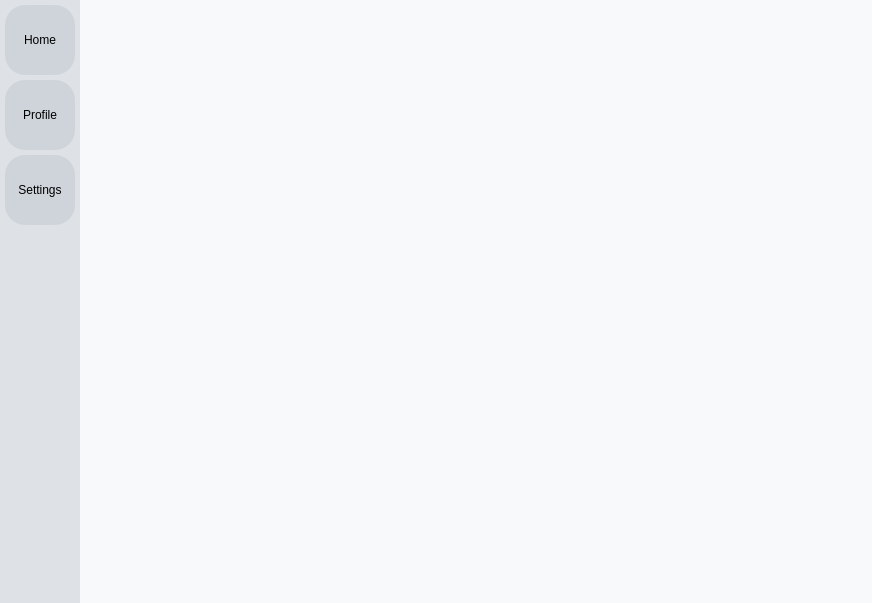
First picture: the form in copyclare/ui/main_window.ui, repository MotionInput/Team14-CopyClare, before the edit.
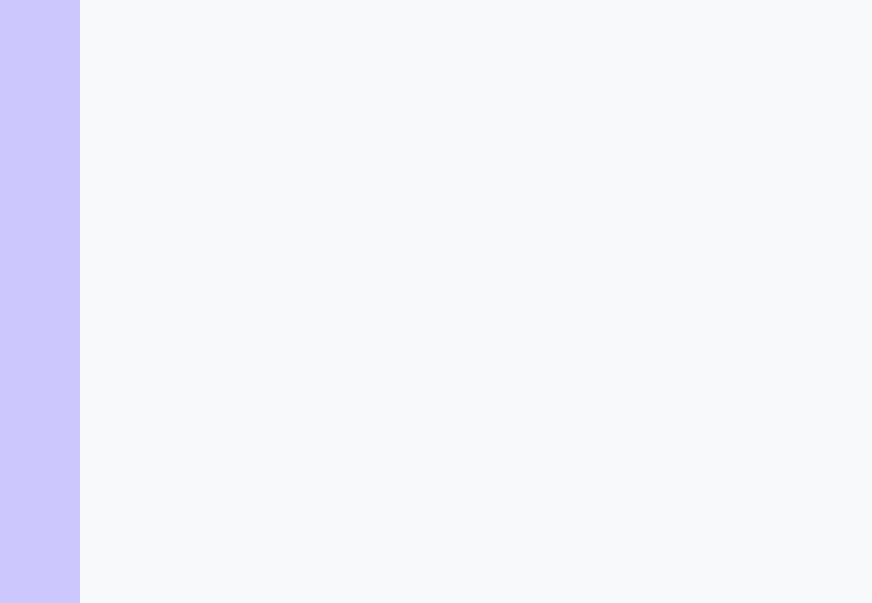
Second picture: the form after the edit. Icons and pictures are not drawn.

The edit to the form file:
```diff
--- a/copyclare/ui/main_window.ui
+++ b/copyclare/ui/main_window.ui
@@ -73,28 +73,9 @@
       </property>
       <property name="styleSheet">
        <string notr="true">QFrame{
-	background-color: #dee2e6;
-}
-QPushButton {
-	border: none;
-	background-color: #ced4da;
-	color: rgb(0,0,0);
-	border-radius: 20;
-	max-width: 70;
-	min-width: 70;
-	height: 70;
-	margin-left: 5;
-	margin-top: 5;
-}
+	background-color: #ccc7fd;
 
-QPushButton:hover {
-	background-color: #adb5bd;
-}
-
-QPushButton:pressed {
-	background-color: #dee2e6;
-}
-</string>
+}</string>
       </property>
       <property name="frameShape">
        <enum>QFrame::NoFrame</enum>
@@ -119,24 +100,116 @@
         <number>0</number>
        </property>
        <item>
-        <widget class="QPushButton" name="home_button">
+        <widget class="QPushButton" name="nav_button">
          <property name="text">
-          <string>Home</string>
+          <string/>
          </property>
-        </widget>
-       </item>
-       <item>
-        <widget class="QPushButton" name="settings_button">
-         <property name="text">
-          <string>Profile</string>
+         <property name="icon">
+          <iconset>
+           <normaloff>../../data/icon-navlines.png</normaloff>../../data/icon-navlines.png</iconset>
          </property>
+         <property name="iconSize">
+          <size>
+           <width>64</width>
+           <height>64</height>
+          </size>
+         </property>
+         <property name="flat">
+          <bool>true</bool>
+         </property>
         </widget>
        </item>
        <item>
-        <widget class="QPushButton" name="library_button">
-         <property name="text">
-          <string>Settings</string>
+        <widget class="QFrame" name="frame">
+         <property name="frameShape">
+          <enum>QFrame::NoFrame</enum>
          </property>
+         <property name="frameShadow">
+          <enum>QFrame::Raised</enum>
+         </property>
+         <property name="lineWidth">
+          <number>0</number>
+         </property>
+         <layout class="QVBoxLayout" name="verticalLayout_2">
+          <property name="spacing">
+           <number>0</number>
+          </property>
+          <property name="leftMargin">
+           <number>0</number>
+          </property>
+          <property name="topMargin">
+           <number>0</number>
+          </property>
+          <property name="rightMargin">
+           <number>0</number>
+          </property>
+          <property name="bottomMargin">
+           <number>0</number>
+          </property>
+          <item>
+           <widget class="QPushButton" name="home_button">
+            <property name="text">
+             <string/>
+            </property>
+            <property name="icon">
+             <iconset>
+              <normaloff>../../data/home.png</normaloff>../../data/home.png</iconset>
+            </property>
+            <property name="iconSize">
+             <size>
+              <width>64</width>
+              <height>64</height>
+             </size>
+            </property>
+            <property name="autoDefault">
+             <bool>false</bool>
+            </property>
+            <property name="flat">
+             <bool>true</bool>
+            </property>
+           </widget>
+          </item>
+          <item>
+           <widget class="QPushButton" name="progress_button">
+            <property name="text">
+             <string/>
+            </property>
+            <property name="icon">
+             <iconset>
+              <normaloff>../../data/progress.png</normaloff>../../data/progress.png</iconset>
+            </property>
+            <property name="iconSize">
+             <size>
+              <width>64</width>
+              <height>64</height>
+             </size>
+            </property>
+            <property name="flat">
+             <bool>true</bool>
+            </property>
+           </widget>
+          </item>
+          <item>
+           <widget class="QPushButton" name="settings_button">
+            <property name="text">
+             <string/>
+            </property>
+            <property name="icon">
+             <iconset>
+              <normaloff>../../data/settings.png</normaloff>../../data/settings.png</iconset>
+            </property>
+            <property name="iconSize">
+             <size>
+              <width>64</width>
+              <height>64</height>
+             </size>
+            </property>
+            <property name="flat">
+             <bool>true</bool>
+            </property>
+           </widget>
+          </item>
+         </layout>
         </widget>
        </item>
        <item>
```
